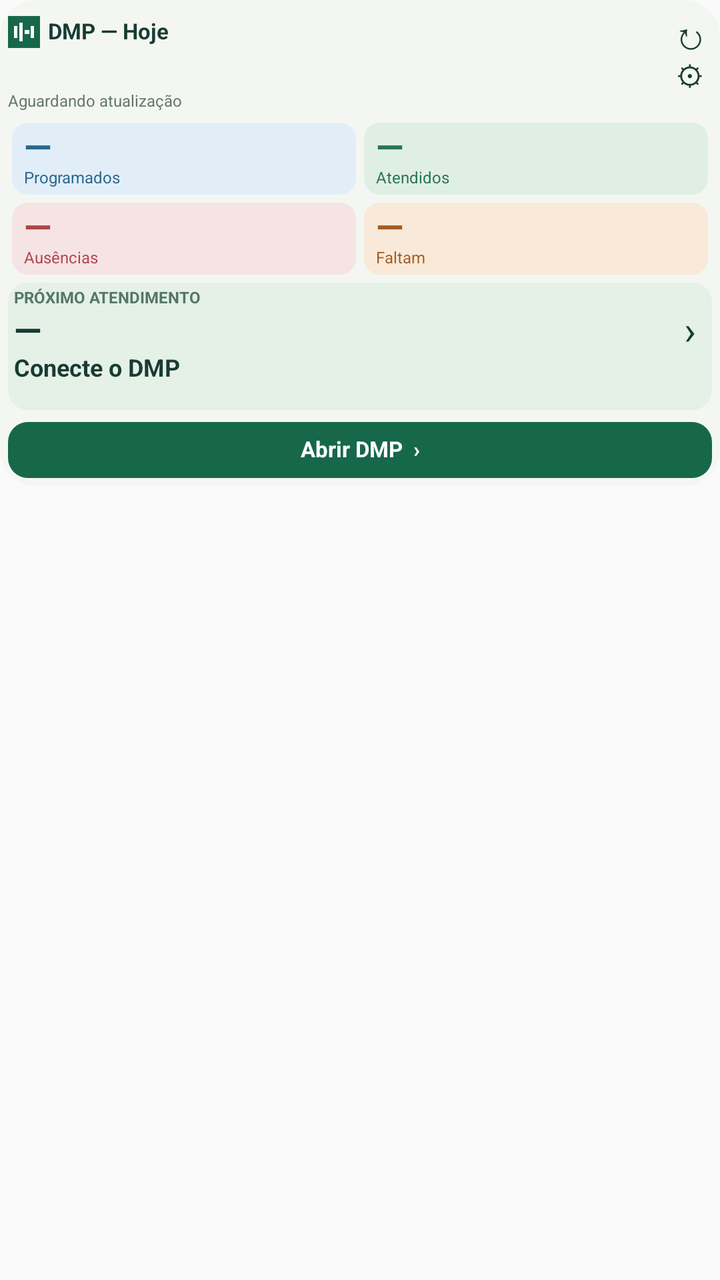
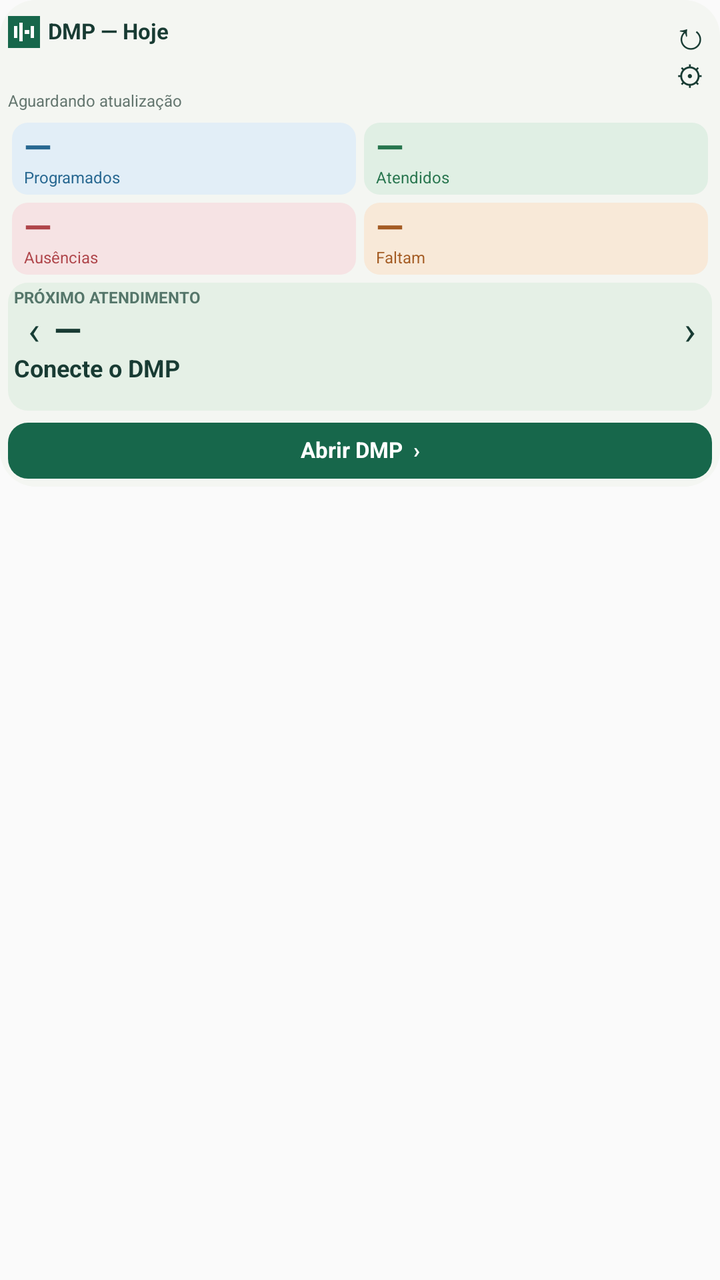

Screens rendered from an Android XML layout before and after an edit, with the pre-edit source and the edit as a unified diff.
<!-- AndroidManifest.xml: application theme android:Theme.Material.Light.NoActionBar -->
<!-- res/layout/widget_tiny.xml -->
<FrameLayout xmlns:android="http://schemas.android.com/apk/res/android" android:id="@+id/root" android:layout_width="match_parent" android:layout_height="match_parent">
  <RelativeLayout android:id="@+id/shell" android:layout_width="match_parent" android:layout_height="wrap_content">
    <ImageView android:id="@+id/shell_bg" android:layout_width="match_parent" android:layout_height="0dp" android:scaleType="fitXY" android:contentDescription="" android:layout_alignTop="@id/content" android:layout_alignBottom="@id/content" android:src="@drawable/widget_surface" />
    <LinearLayout android:layout_width="match_parent" android:layout_height="wrap_content" android:orientation="vertical" android:padding="4dp" android:id="@+id/content">
      <LinearLayout android:layout_width="match_parent" android:layout_height="24dp" android:orientation="horizontal" android:gravity="center_vertical">
        <ImageView android:layout_width="16dp" android:layout_height="16dp" android:src="@drawable/icon" android:contentDescription="DMP" />
        <TextView android:id="@+id/header" android:layout_width="0dp" android:layout_height="wrap_content" android:text="DMP — Hoje" android:textSize="11sp" android:textColor="#183B33" android:includeFontPadding="false" android:layout_weight="1" android:paddingStart="4dp" android:maxLines="1" android:ellipsize="end" android:textStyle="bold" />
        <TextView android:id="@+id/refresh" android:layout_width="22dp" android:layout_height="24dp" android:text="↻" android:textSize="19sp" android:textColor="#183B33" android:includeFontPadding="false" android:gravity="center" android:contentDescription="Atualizar" />
      </LinearLayout>
      <LinearLayout android:layout_width="match_parent" android:layout_height="18dp" android:orientation="horizontal" android:gravity="center_vertical">
        <TextView android:id="@+id/date" android:layout_width="0dp" android:layout_height="wrap_content" android:text="" android:textSize="9sp" android:includeFontPadding="false" android:layout_weight="1" android:maxLines="1" android:textColor="#5D706A" />
        <TextView android:id="@+id/settings" android:layout_width="22dp" android:layout_height="18dp" android:text="⚙" android:textSize="14sp" android:textColor="#183B33" android:includeFontPadding="false" android:gravity="center" android:contentDescription="Configurar widget" />
      </LinearLayout>
      <TextView android:id="@+id/updated" android:layout_width="match_parent" android:layout_height="wrap_content" android:text="Aguardando atualização" android:textSize="8sp" android:includeFontPadding="false" android:textColor="#64766F" android:paddingBottom="4dp" android:maxLines="1" />
      <LinearLayout android:layout_width="match_parent" android:layout_height="wrap_content" android:orientation="vertical" android:id="@+id/metrics">
        <LinearLayout android:layout_width="match_parent" android:layout_height="wrap_content" android:orientation="horizontal" android:gravity="center_vertical">
          <FrameLayout android:id="@+id/programmed" android:layout_width="0dp" android:layout_weight="1" android:layout_height="36dp" android:layout_margin="2dp">
            <ImageView android:id="@+id/programmed_bg" android:layout_width="match_parent" android:layout_height="match_parent" android:scaleType="fitXY" android:contentDescription="" android:src="@drawable/programmed" />
            <LinearLayout android:layout_width="match_parent" android:layout_height="wrap_content" android:orientation="vertical" android:paddingStart="6dp" android:paddingTop="2dp" android:paddingBottom="2dp">
              <TextView android:id="@+id/programmed_number" android:layout_width="match_parent" android:layout_height="wrap_content" android:text="—" android:textSize="18sp" android:includeFontPadding="false" android:textStyle="bold" android:textColor="#286891" />
              <TextView android:id="@+id/programmed_label" android:layout_width="match_parent" android:layout_height="wrap_content" android:text="Programados" android:textSize="8sp" android:includeFontPadding="false" android:maxLines="1" android:textColor="#286891" />
            </LinearLayout>
          </FrameLayout>
          <FrameLayout android:id="@+id/attended" android:layout_width="0dp" android:layout_weight="1" android:layout_height="36dp" android:layout_margin="2dp">
            <ImageView android:id="@+id/attended_bg" android:layout_width="match_parent" android:layout_height="match_parent" android:scaleType="fitXY" android:contentDescription="" android:src="@drawable/attended" />
            <LinearLayout android:layout_width="match_parent" android:layout_height="wrap_content" android:orientation="vertical" android:paddingStart="6dp" android:paddingTop="2dp" android:paddingBottom="2dp">
              <TextView android:id="@+id/attended_number" android:layout_width="match_parent" android:layout_height="wrap_content" android:text="—" android:textSize="18sp" android:includeFontPadding="false" android:textStyle="bold" android:textColor="#27754E" />
              <TextView android:id="@+id/attended_label" android:layout_width="match_parent" android:layout_height="wrap_content" android:text="Atendidos" android:textSize="8sp" android:includeFontPadding="false" android:maxLines="1" android:textColor="#27754E" />
            </LinearLayout>
          </FrameLayout>
        </LinearLayout>
        <LinearLayout android:layout_width="match_parent" android:layout_height="wrap_content" android:orientation="horizontal" android:gravity="center_vertical">
          <FrameLayout android:id="@+id/absent" android:layout_width="0dp" android:layout_weight="1" android:layout_height="36dp" android:layout_margin="2dp">
            <ImageView android:id="@+id/absent_bg" android:layout_width="match_parent" android:layout_height="match_parent" android:scaleType="fitXY" android:contentDescription="" android:src="@drawable/absent" />
            <LinearLayout android:layout_width="match_parent" android:layout_height="wrap_content" android:orientation="vertical" android:paddingStart="6dp" android:paddingTop="2dp" android:paddingBottom="2dp">
              <TextView android:id="@+id/absent_number" android:layout_width="match_parent" android:layout_height="wrap_content" android:text="—" android:textSize="18sp" android:includeFontPadding="false" android:textStyle="bold" android:textColor="#AF454A" />
              <TextView android:id="@+id/absent_label" android:layout_width="match_parent" android:layout_height="wrap_content" android:text="Ausências" android:textSize="8sp" android:includeFontPadding="false" android:maxLines="1" android:textColor="#AF454A" />
            </LinearLayout>
          </FrameLayout>
          <FrameLayout android:id="@+id/remaining" android:layout_width="0dp" android:layout_weight="1" android:layout_height="36dp" android:layout_margin="2dp">
            <ImageView android:id="@+id/remaining_bg" android:layout_width="match_parent" android:layout_height="match_parent" android:scaleType="fitXY" android:contentDescription="" android:src="@drawable/remaining" />
            <LinearLayout android:layout_width="match_parent" android:layout_height="wrap_content" android:orientation="vertical" android:paddingStart="6dp" android:paddingTop="2dp" android:paddingBottom="2dp">
              <TextView android:id="@+id/remaining_number" android:layout_width="match_parent" android:layout_height="wrap_content" android:text="—" android:textSize="18sp" android:includeFontPadding="false" android:textStyle="bold" android:textColor="#A45C24" />
              <TextView android:id="@+id/remaining_label" android:layout_width="match_parent" android:layout_height="wrap_content" android:text="Faltam" android:textSize="8sp" android:includeFontPadding="false" android:maxLines="1" android:textColor="#A45C24" />
            </LinearLayout>
          </FrameLayout>
        </LinearLayout>
      </LinearLayout>
      <RelativeLayout android:id="@+id/next" android:layout_width="match_parent" android:layout_height="wrap_content" android:layout_marginTop="2dp">
        <ImageView android:id="@+id/next_bg" android:layout_width="match_parent" android:layout_height="0dp" android:scaleType="fitXY" android:contentDescription="" android:layout_alignTop="@id/next_content" android:layout_alignBottom="@id/next_content" android:src="@drawable/next" />
        <LinearLayout android:layout_width="match_parent" android:layout_height="wrap_content" android:orientation="vertical" android:padding="3dp" android:id="@+id/next_content">
          <TextView android:id="@+id/next_label" android:layout_width="match_parent" android:layout_height="wrap_content" android:text="PRÓXIMO ATENDIMENTO" android:textSize="8sp" android:includeFontPadding="false" android:textStyle="bold" android:textColor="#55766A" android:maxLines="1" />
          <LinearLayout android:layout_width="match_parent" android:layout_height="wrap_content" android:orientation="horizontal" android:gravity="center_vertical">
            <TextView android:id="@+id/next_time" android:layout_width="0dp" android:layout_height="wrap_content" android:text="—" android:textSize="18sp" android:textColor="#183B33" android:includeFontPadding="false" android:layout_weight="1" android:textStyle="bold" />
            <TextView android:id="@+id/next_arrow" android:layout_width="16dp" android:layout_height="wrap_content" android:text="›" android:textSize="20sp" android:textColor="#183B33" android:includeFontPadding="false" android:gravity="center" />
          </LinearLayout>
          <TextView android:id="@+id/next_title" android:layout_width="match_parent" android:layout_height="wrap_content" android:text="Conecte o DMP" android:textSize="12sp" android:textColor="#183B33" android:includeFontPadding="false" android:textStyle="bold" android:maxLines="1" android:ellipsize="end" />
          <TextView android:id="@+id/next_type" android:layout_width="match_parent" android:layout_height="wrap_content" android:text="" android:textSize="9sp" android:includeFontPadding="false" android:textColor="#62746D" android:maxLines="1" android:ellipsize="end" />
        </LinearLayout>
      </RelativeLayout>
      <LinearLayout android:layout_width="match_parent" android:layout_height="wrap_content" android:orientation="vertical" android:layout_marginTop="2dp" android:id="@+id/workouts">
</LinearLayout>
      <LinearLayout android:layout_width="match_parent" android:layout_height="wrap_content" android:orientation="vertical" android:layout_marginTop="2dp" android:id="@+id/notes">
</LinearLayout>
      <LinearLayout android:layout_width="match_parent" android:layout_height="wrap_content" android:orientation="vertical" android:layout_marginTop="2dp" android:id="@+id/calendar">
</LinearLayout>
      <TextView android:id="@+id/open" android:layout_width="match_parent" android:layout_height="28dp" android:text="Abrir DMP  ›" android:textSize="11sp" android:includeFontPadding="false" android:background="@drawable/widget_button" android:textColor="#FFFFFF" android:gravity="center" android:textStyle="bold" android:layout_marginTop="0dp" />
    </LinearLayout>
  </RelativeLayout>
</FrameLayout>
<!-- resources referenced by this layout -->
<resources>
  <!-- drawable absent (drawable) -->
  <shape xmlns:android="http://schemas.android.com/apk/res/android" android:shape="rectangle"><solid android:color="#F6E3E4"/><corners android:radius="8dp"/></shape>
  <!-- drawable attended (drawable) -->
  <shape xmlns:android="http://schemas.android.com/apk/res/android" android:shape="rectangle"><solid android:color="#E0EFE4"/><corners android:radius="8dp"/></shape>
  <!-- drawable icon (drawable) -->
  <vector xmlns:android="http://schemas.android.com/apk/res/android" android:width="48dp" android:height="48dp" android:viewportWidth="48" android:viewportHeight="48"><path android:fillColor="#17674B" android:pathData="M0,0h48v48h-48z"/><path android:fillColor="#FFFFFF" android:pathData="M9,15h5v18h-5zM17,10h5v28h-5zM25,21h7v6h-7zM34,15h5v18h-5z"/></vector>
  <!-- drawable next (drawable) -->
  <shape xmlns:android="http://schemas.android.com/apk/res/android" android:shape="rectangle"><solid android:color="#E5F0E6"/><corners android:radius="10dp"/></shape>
  <!-- drawable programmed (drawable) -->
  <shape xmlns:android="http://schemas.android.com/apk/res/android" android:shape="rectangle"><solid android:color="#E2EEF7"/><corners android:radius="8dp"/></shape>
  <!-- drawable remaining (drawable) -->
  <shape xmlns:android="http://schemas.android.com/apk/res/android" android:shape="rectangle"><solid android:color="#F8E9D8"/><corners android:radius="8dp"/></shape>
  <!-- drawable widget_button (drawable) -->
  <shape xmlns:android="http://schemas.android.com/apk/res/android" android:shape="rectangle"><solid android:color="#17674B"/><corners android:radius="10dp"/></shape>
  <!-- drawable widget_surface (drawable) -->
  <shape xmlns:android="http://schemas.android.com/apk/res/android" android:shape="rectangle"><solid android:color="#F4F6F2"/><corners android:radius="18dp"/></shape>
</resources>

<!-- the commit's change to res/layout/widget_tiny.xml (unified diff, before → after) -->
@@ -48,9 +48,11 @@
       </LinearLayout>
       <RelativeLayout android:id="@+id/next" android:layout_width="match_parent" android:layout_height="wrap_content" android:layout_marginTop="2dp">
         <ImageView android:id="@+id/next_bg" android:layout_width="match_parent" android:layout_height="0dp" android:scaleType="fitXY" android:contentDescription="" android:layout_alignTop="@id/next_content" android:layout_alignBottom="@id/next_content" android:src="@drawable/next" />
+        <TextView android:id="@+id/next_category" android:layout_width="3dp" android:layout_height="0dp" android:layout_alignTop="@id/next_content" android:layout_alignBottom="@id/next_content" />
         <LinearLayout android:layout_width="match_parent" android:layout_height="wrap_content" android:orientation="vertical" android:padding="3dp" android:id="@+id/next_content">
           <TextView android:id="@+id/next_label" android:layout_width="match_parent" android:layout_height="wrap_content" android:text="PRÓXIMO ATENDIMENTO" android:textSize="8sp" android:includeFontPadding="false" android:textStyle="bold" android:textColor="#55766A" android:maxLines="1" />
           <LinearLayout android:layout_width="match_parent" android:layout_height="wrap_content" android:orientation="horizontal" android:gravity="center_vertical">
+            <TextView android:id="@+id/next_previous" android:layout_width="20dp" android:layout_height="24dp" android:gravity="center" android:text="‹" android:textSize="20sp" android:textColor="#173D35" android:includeFontPadding="false" android:contentDescription="Atendimento anterior" />
             <TextView android:id="@+id/next_time" android:layout_width="0dp" android:layout_height="wrap_content" android:text="—" android:textSize="18sp" android:textColor="#183B33" android:includeFontPadding="false" android:layout_weight="1" android:textStyle="bold" />
             <TextView android:id="@+id/next_arrow" android:layout_width="16dp" android:layout_height="wrap_content" android:text="›" android:textSize="20sp" android:textColor="#183B33" android:includeFontPadding="false" android:gravity="center" />
           </LinearLayout>
